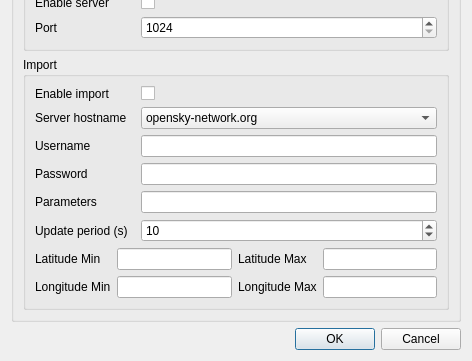
Before: the Qt Designer form plugins/channelrx/demodadsb/adsbdemodfeeddialog.ui in f4exb/sdrangel, drawn with Qt 5; both pictures show x 0 to 472 and y 207 to 568 of the 472 by 568 pixel window.
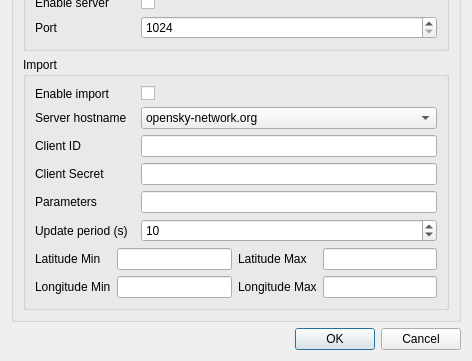
After: the same form once the commit is applied.

What changed in the file:
```diff
--- a/plugins/channelrx/demodadsb/adsbdemodfeeddialog.ui
+++ b/plugins/channelrx/demodadsb/adsbdemodfeeddialog.ui
@@ -111,7 +111,7 @@
          <item row="2" column="0">
           <widget class="QLabel" name="importUsernameLabel">
            <property name="text">
-            <string>Username</string>
+            <string>Client ID</string>
            </property>
           </widget>
          </item>
@@ -190,7 +190,7 @@
          <item row="3" column="0">
           <widget class="QLabel" name="importPasswordLabel">
            <property name="text">
-            <string>Password</string>
+            <string>Client Secret</string>
            </property>
           </widget>
          </item>
```
Left out of the diff: 19 changed lines with no effect on the pictures.
